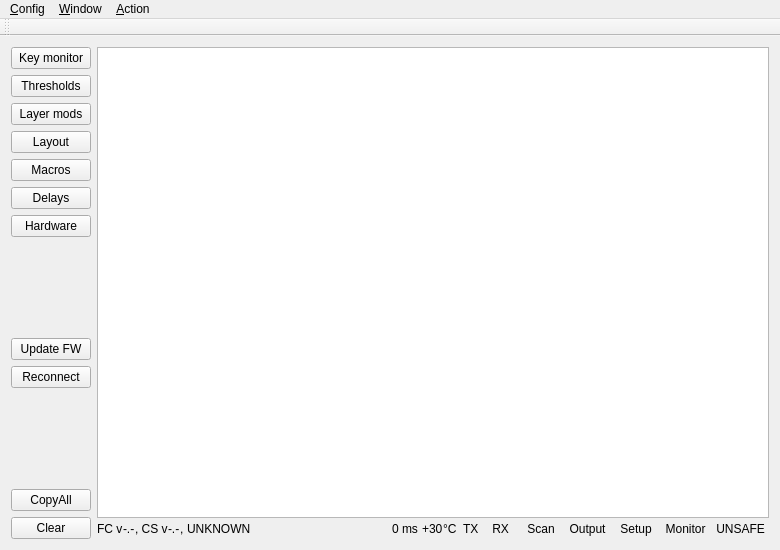
Qt form FlightController/FlightController.ui (dmaone/CommonSense) before a commit.
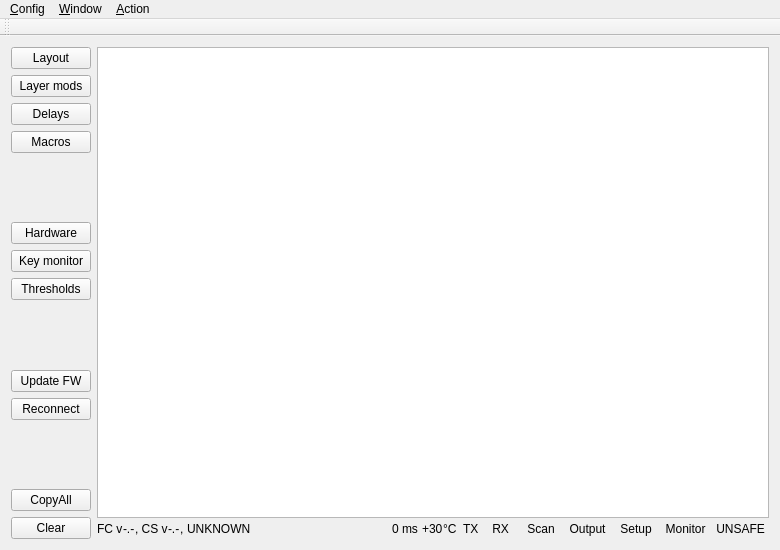
The same form after that commit. Custom widgets are drawn as their Qt base class.

Commit message: Regroup buttons.

Diff of the .ui file:
```diff
--- a/FlightController/FlightController.ui
+++ b/FlightController/FlightController.ui
@@ -17,7 +17,7 @@
    <layout class="QHBoxLayout" name="horizontalLayout">
     <item>
      <layout class="QGridLayout" name="gridLayout">
-      <item row="21" column="0">
+      <item row="27" column="0">
        <widget class="QPushButton" name="CopyAllButton">
         <property name="text">
          <string>CopyAll</string>
@@ -25,55 +25,69 @@
        </widget>
       </item>
       <item row="6" column="0">
+       <widget class="QPushButton" name="delaysButton">
+        <property name="text">
+         <string>Delays</string>
+        </property>
+       </widget>
+      </item>
+      <item row="5" column="0">
        <widget class="QPushButton" name="layerModsButton">
         <property name="text">
          <string>Layer mods</string>
         </property>
        </widget>
       </item>
-      <item row="22" column="0">
+      <item row="7" column="0">
+       <widget class="QPushButton" name="macrosButton">
+        <property name="text">
+         <string>Macros</string>
+        </property>
+       </widget>
+      </item>
+      <item row="13" column="0">
+       <widget class="QPushButton" name="thresholdsButton">
+        <property name="text">
+         <string>Thresholds</string>
+        </property>
+       </widget>
+      </item>
+      <item row="12" column="0">
+       <widget class="QPushButton" name="MatrixMonitorButton">
+        <property name="text">
+         <string>Key monitor</string>
+        </property>
+       </widget>
+      </item>
+      <item row="28" column="0">
        <widget class="QPushButton" name="ClearButton">
         <property name="text">
          <string>Clear</string>
         </property>
        </widget>
       </item>
-      <item row="19" column="0">
+      <item row="25" column="0">
        <widget class="QPushButton" name="reconnectButton">
         <property name="text">
          <string>Reconnect</string>
         </property>
        </widget>
       </item>
-      <item row="9" column="0">
-       <widget class="QPushButton" name="macrosButton">
-        <property name="text">
-         <string>Macros</string>
-        </property>
-       </widget>
-      </item>
-      <item row="8" column="0">
+      <item row="4" column="0">
        <widget class="QPushButton" name="layoutButton">
         <property name="text">
          <string>Layout</string>
         </property>
        </widget>
       </item>
-      <item row="13" column="0">
-       <widget class="QPushButton" name="hwButton">
-        <property name="text">
-         <string>Hardware</string>
-        </property>
-       </widget>
-      </item>
-      <item row="18" column="0">
+      <item row="24" column="0">
        <widget class="QPushButton" name="BootloaderButton">
         <property name="text">
          <string>Update FW</string>
         </property>
        </widget>
       </item>
-      <item row="20" column="0">
+      <item row="26" column="0">
        <spacer name="verticalSpacer">
         <property name="orientation">
          <enum>Qt::Vertical</enum>
@@ -86,28 +100,20 @@
         </property>
        </spacer>
       </item>
-      <item row="4" column="0">
-       <widget class="QPushButton" name="MatrixMonitorButton">
-        <property name="text">
-         <string>Key monitor</string>
+      <item row="8" column="0">
+       <spacer name="verticalSpacer_2">
+        <property name="orientation">
+         <enum>Qt::Vertical</enum>
         </property>
-       </widget>
-      </item>
-      <item row="5" column="0">
-       <widget class="QPushButton" name="thresholdsButton">
-        <property name="text">
-         <string>Thresholds</string>
+        <property name="sizeHint" stdset="0">
+         <size>
+          <width>20</width>
+          <height>40</height>
+         </size>
         </property>
-       </widget>
+       </spacer>
       </item>
-      <item row="11" column="0">
-       <widget class="QPushButton" name="delaysButton">
-        <property name="text">
-         <string>Delays</string>
-        </property>
-       </widget>
-      </item>
-      <item row="16" column="0">
+      <item row="22" column="0">
        <spacer name="verticalSpacer_3">
         <property name="orientation">
          <enum>Qt::Vertical</enum>
@@ -123,6 +129,13 @@
         </property>
        </spacer>
       </item>
+      <item row="11" column="0">
+       <widget class="QPushButton" name="hwButton">
+        <property name="text">
+         <string>Hardware</string>
+        </property>
+       </widget>
+      </item>
      </layout>
     </item>
     <item>
```
